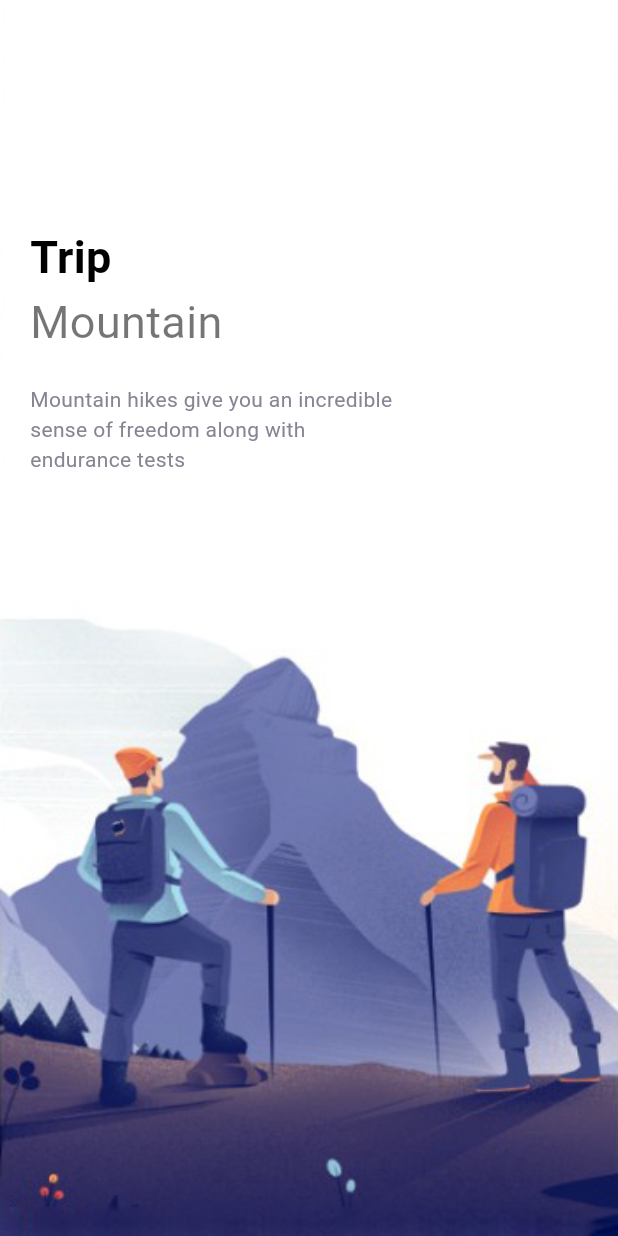
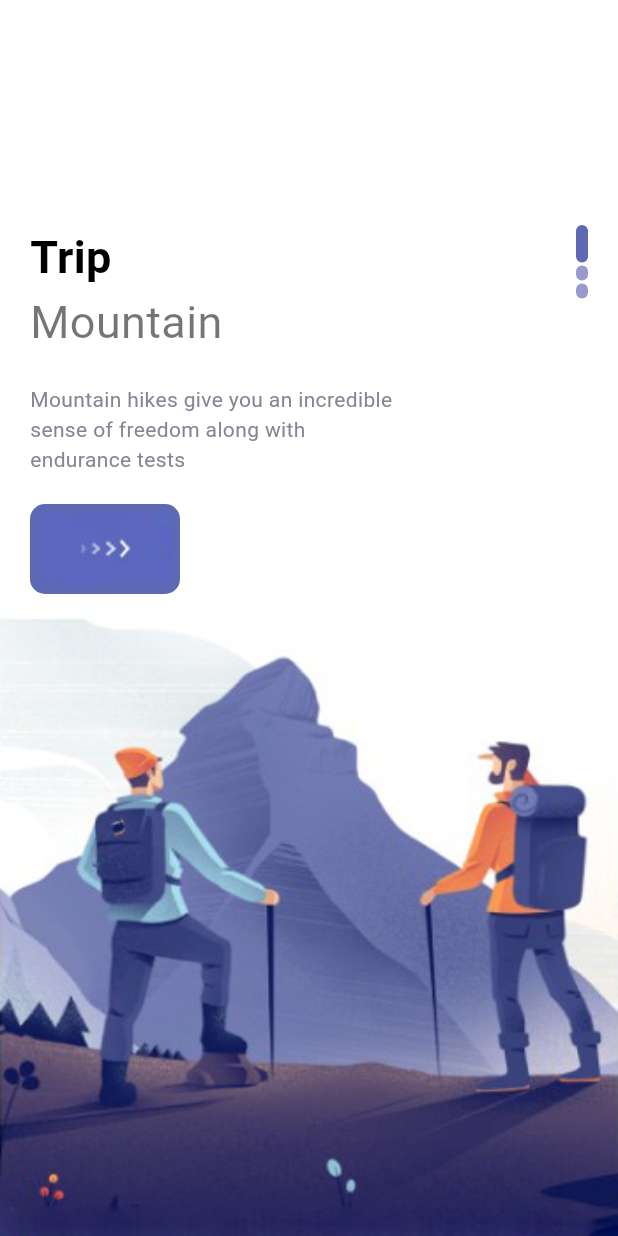
Before and after one commit to nmolkeri/trip-planner-flutter, a Flutter app: the screen it shows after launch, on a phone screen of 412 x 824 dp. Run offline on Flutter 3.47's test engine with Material 2 defaults, Android fonts, the light colour scheme and no system bars.

Commit message:
added right slider

```diff
--- a/lib/pages/welcome_page.dart
+++ b/lib/pages/welcome_page.dart
@@ -2,6 +2,7 @@
 import 'package:trip_finder/misc/colors.dart';
 import 'package:trip_finder/widgets/app_large_text.dart';
 import 'package:trip_finder/widgets/app_text.dart';
+import 'package:trip_finder/widgets/responsive_button.dart';
 
 class WelcomePage extends StatefulWidget {
   const WelcomePage({super.key});
@@ -15,6 +16,9 @@
     "welcome-one.png",
     "welcome-two.png",
     "welcome-three.png"
+  ];
+  List headers = [
+
   ];
   @override
   Widget build(BuildContext context) {
@@ -37,6 +41,7 @@
           child: Container(
             margin: const EdgeInsets.only(top: 150, left: 20, right: 20),
             child: Row(
+              mainAxisAlignment: MainAxisAlignment.spaceBetween,
               children: [
                 Column(
                     crossAxisAlignment: CrossAxisAlignment.start,
@@ -49,10 +54,27 @@
                           size: 14,
                           color: AppColors.textColor2,
                           text: "Mountain hikes give you an incredible sense of freedom along with endurance tests")
-                      )
+                      ),
+                      const SizedBox(height: 20),
+                      ResponsiveButton(width: 100,),
                     ],
                   ),
-            ],),
+                  Column(
+                    crossAxisAlignment: CrossAxisAlignment.end,
+                    children: List.generate(3, (indexSlider) {
+                      return Container(
+                        margin: const EdgeInsets.only(bottom: 2),
+                        width: 8,
+                        height: index == indexSlider ? 25 : 10,
+                        decoration: BoxDecoration(
+                          color: index == indexSlider ? AppColors.mainColor : AppColors.textColor1,
+                          borderRadius: BorderRadius.circular(10)
+                        ),
+                      );
+                    }),
+                  )
+              ],
+            ),
           )
         );
       }),
--- /dev/null
+++ b/lib/widgets/responsive_button.dart
@@ -0,0 +1,35 @@
+import 'package:flutter/material.dart';
+import 'package:trip_finder/misc/colors.dart';
+
+class ResponsiveButton extends StatelessWidget {
+  final String text;
+  bool? isResponsive;
+  double? width;
+
+
+  ResponsiveButton({super.key,
+  this.text = "",
+  this.isResponsive = false,
+  this.width});
+
+  @override
+  Widget build(BuildContext context) {
+    return InkWell(
+      onTap: () {
+
+      },
+      child: Container(width: width,
+      height: 60,
+      decoration: BoxDecoration(
+        borderRadius: BorderRadius.circular(10),
+        color: AppColors.mainColor
+      ),
+      child: Row(
+        mainAxisAlignment: MainAxisAlignment.center,
+        children: [
+        Image.asset("img/button-one.png")
+      ]),
+      ),
+    );
+  }
+}
```
